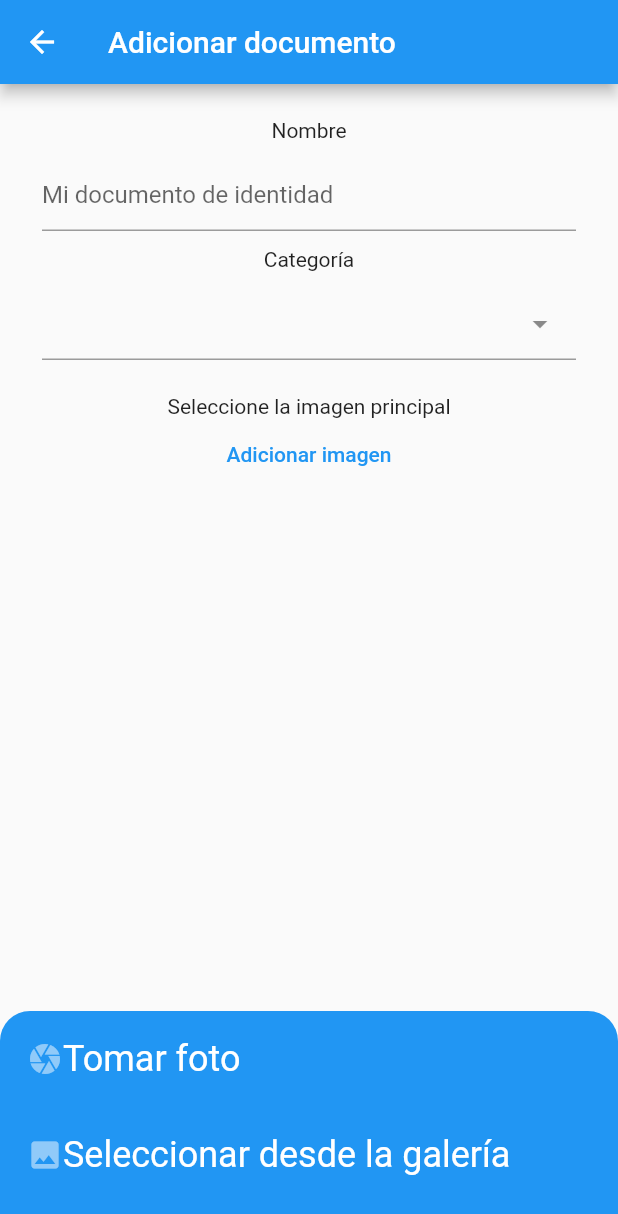
After one commit to curonny/wallet, a Flutter app: the AddDocument screen opened directly, after a tap on "Adicionar imagen", on a phone screen of 412 x 824 dp. The commit adds this screen. Shown: the top 1214 px of the screen. Run offline on Flutter 3.47's test engine with Material 2 defaults, Android fonts, the phone set to English and light mode, and no system bars; drawn by our look-alikes of dropdown_search; our stand-ins replace get, get_storage, hive, image_picker; accounts and stored records are empty.

Commit message:
Models controller y screens

```diff
--- /dev/null
+++ b/lib/controllers/documentControllers.dart
@@ -0,0 +1,52 @@
+import 'package:flutter/material.dart';
+import 'package:get/get.dart';
+import 'package:get/get_state_manager/get_state_manager.dart';
+import 'package:hive/hive.dart';
+import 'package:wallet/models/document.dart';
+
+class DocumentController extends GetxController {
+  RxList<String> listCategories = <String>[
+    "Documento de identidad",
+    "Tarjeta Bancaria",
+    "Reserva hotel",
+    "Reserva avión",
+    "Reserva evento",
+    "Método hospitalario"
+  ].obs;
+
+  RxString category = "".obs;
+  RxList<Document> listDocuments = <Document>[].obs;
+  GlobalKey<FormState> formKey = GlobalKey<FormState>();
+  final txtNombre = TextEditingController();
+  final txtImageFront = TextEditingController();
+  final txtImageBack = TextEditingController();
+  final txtDate = TextEditingController();
+  final txtCategory = TextEditingController();
+
+  RxString imageCardMain = "".obs;
+  RxString imageCardSecondary = "".obs;
+
+  @override
+  Future<void> onInit() async {
+    getItems();
+    super.onInit();
+  }
+
+  addDocument() async {
+    if (formKey.currentState!.validate()) {
+      Document item = Document();
+      var box = await Hive.openBox<Document>("documents");
+      await box.put(DateTime.now().toString(), item);
+      update();
+      getItems();
+      Get.back();
+    }
+  }
+
+  getItems() async {
+    final box = await Hive.openBox<Document>("documents");
+    listDocuments.value = box.values.toList();
+    listDocuments.sort((a, b) => b.date!.compareTo(a.date!));
+    update();
+  }
+}
--- a/lib/main.dart
+++ b/lib/main.dart
@@ -7,10 +7,13 @@ import 'package:hive/hive.dart';
 import 'package:path_provider/path_provider.dart' as pathProvider;
 import 'package:wallet/screens/homeScreen.dart';
 
+import 'models/document.dart';
+
 Future<void> main() async {
   await GetStorage.init();
   Directory directory = await pathProvider.getApplicationDocumentsDirectory();
   Hive.init(directory.path);
+  Hive.registerAdapter(DocumentAdapter());
   runApp(const MyApp());
 }
 
--- /dev/null
+++ b/lib/models/document.dart
@@ -0,0 +1,27 @@
+import 'package:hive/hive.dart';
+// flutter packages pub run build_runner build
+part 'document.g.dart';
+
+// categories = ["document","cards","hotel","plane","event","clinical"]
+
+@HiveType(typeId: 1)
+class Document extends HiveObject {
+  @HiveField(0)
+  String? nombre;
+  @HiveField(1)
+  String? imageFront;
+  @HiveField(2)
+  String? imageBack;
+  @HiveField(3)
+  String? categorie;
+  @HiveField(4)
+  String? date;
+
+  Document({
+    this.nombre,
+    this.imageFront,
+    this.imageBack,
+    this.categorie,
+    this.date,
+  });
+}
--- /dev/null
+++ b/lib/screens/addItem.dart
@@ -0,0 +1,363 @@
+import 'dart:convert';
+import 'dart:io';
+
+import 'package:dropdown_search/dropdown_search.dart';
+import 'package:flutter/material.dart';
+import 'package:get/get.dart';
+import 'package:image_picker/image_picker.dart';
+import 'package:wallet/controllers/documentControllers.dart';
+
+class AddDocument extends StatefulWidget {
+  AddDocument({Key? key}) : super(key: key);
+
+  @override
+  State<AddDocument> createState() => _AddDocumentState();
+}
+
+class _AddDocumentState extends State<AddDocument> {
+  DocumentController get documentController => Get.put(DocumentController());
+  @override
+  Widget build(BuildContext context) {
+    return Scaffold(
+      appBar: AppBar(
+        title: const Text("Adicionar documento"),
+      ),
+      body: formCreateDocument(),
+    );
+  }
+
+  formCreateDocument() {
+    return SingleChildScrollView(
+        child: Form(
+      key: documentController.formKey,
+      child: Padding(
+        padding: const EdgeInsets.all(20.0),
+        child: Column(
+          children: [
+            const Padding(
+              padding: EdgeInsets.all(3.0),
+              child: Text(
+                "Nombre",
+              ),
+            ),
+            Padding(
+              padding: const EdgeInsets.all(8.0),
+              child: TextFormField(
+                onEditingComplete: () => FocusScope.of(context).nextFocus(),
+                controller: documentController.txtNombre,
+                autovalidateMode: AutovalidateMode.onUserInteraction,
+                validator: (value) {
+                  if (value == "") {
+                    return "El nombre del documento no puede ser vacío";
+                  }
+                  return null;
+                },
+                keyboardType: TextInputType.text,
+                cursorColor: Get.theme.colorScheme.primary,
+                decoration: const InputDecoration(
+                  hintText: "Mi documento de identidad",
+                ),
+              ),
+            ),
+            const Padding(
+              padding: EdgeInsets.all(3.0),
+              child: Text(
+                "Categoría",
+              ),
+            ),
+            Padding(
+              padding: const EdgeInsets.all(8.0),
+              child: DropdownSearch<String>(
+                autoValidateMode: AutovalidateMode.onUserInteraction,
+                dropdownDecoratorProps: const DropDownDecoratorProps(
+                  dropdownSearchDecoration: InputDecoration(),
+                ),
+                onChanged: (value) {
+                  if (value != null) {
+                    documentController.category.value = value;
+                    documentController.txtCategory.text = value;
+                  }
+                },
+                selectedItem: documentController.txtCategory.text,
+                items: documentController.listCategories,
+                popupProps: const PopupProps.dialog(
+                  showSearchBox: true,
+                  searchFieldProps: TextFieldProps(
+                    decoration: InputDecoration(
+                      border: OutlineInputBorder(
+                        borderRadius: BorderRadius.all(
+                          Radius.circular(10),
+                        ),
+                      ),
+                    ),
+                  ),
+                ),
+                clearButtonProps: const ClearButtonProps(isVisible: false),
+              ),
+            ),
+            Padding(
+              padding: const EdgeInsets.all(15.0),
+              child: Column(
+                children: [
+                  Text(
+                    "Seleccione la imagen principal".tr,
+                    style: Get.theme.textTheme.bodyText2,
+                  ),
+                  TextButton(
+                    onPressed: () {
+                      Get.bottomSheet(
+                        Container(
+                          height: 150,
+                          decoration: BoxDecoration(
+                            borderRadius: const BorderRadius.only(
+                              topLeft: Radius.circular(20),
+                              topRight: Radius.circular(20),
+                            ),
+                            color: Get.theme.colorScheme.secondary,
+                          ),
+                          child: SingleChildScrollView(
+                            child: Column(
+                              children: [
+                                TextButton(
+                                  child: Padding(
+                                    padding: const EdgeInsets.all(10.0),
+                                    child: Row(
+                                      children: [
+                                        Icon(
+                                          Icons.camera,
+                                          color: Get.theme.backgroundColor,
+                                        ),
+                                        Expanded(
+                                          child: Text(
+                                            "Tomar foto".tr,
+                                            style: Get.theme.textTheme.headline5
+                                                ?.copyWith(color: Colors.white),
+                                          ),
+                                        ),
+                                      ],
+                                    ),
+                                  ),
+                                  onPressed: () {
+                                    _getFromCamera("main");
+                                  },
+                                ),
+                                TextButton(
+                                  child: Padding(
+                                    padding: const EdgeInsets.all(10.0),
+                                    child: Row(
+                                      children: [
+                                        Icon(
+                                          Icons.image,
+                                          color: Get.theme.backgroundColor,
+                                        ),
+                                        Expanded(
+                                          child: Text(
+                                            "Seleccionar desde la galería".tr,
+                                            style: Get.theme.textTheme.headline5
+                                                ?.copyWith(color: Colors.white),
+                                          ),
+                                        ),
+                                      ],
+                                    ),
+                                  ),
+                                  onPressed: () {
+                                    _getFromGallery("main");
+                                  },
+                                ),
+                              ],
+                            ),
+                          ),
+                        ),
+                        barrierColor: Colors.transparent,
+                        isDismissible: true,
+                        shape: const RoundedRectangleBorder(
+                          borderRadius: BorderRadius.only(
+                              topLeft: Radius.circular(20),
+                              topRight: Radius.circular(20)),
+                        ),
+                      );
+                    },
+                    child: Text(
+                      "Adicionar imagen".tr,
+                      style: TextStyle(color: Get.theme.primaryColor),
+                    ),
+                  ),
+                  Obx(
+                    () => Visibility(
+                        visible: documentController.imageCardMain.value != "",
+                        child: Image.file(
+                            File(documentController.imageCardMain.value))),
+                  )
+                ],
+              ),
+            ),
+            Padding(
+              padding: const EdgeInsets.all(8.0),
+              child: Obx(() => Visibility(
+                    visible: documentController.category.value.toString() ==
+                        "Documento de identidad",
+                    child: Padding(
+                      padding: const EdgeInsets.all(8.0),
+                      child: Column(
+                        children: [
+                          Text(
+                            "Seleccione la imagen secundaria".tr,
+                            style: Get.theme.textTheme.bodyText2,
+                          ),
+                          TextButton(
+                            onPressed: () {
+                              Get.bottomSheet(
+                                Container(
+                                  height: 150,
+                                  decoration: BoxDecoration(
+                                    borderRadius: const BorderRadius.only(
+                                      topLeft: Radius.circular(20),
+                                      topRight: Radius.circular(20),
+                                    ),
+                                    color: Get.theme.colorScheme.secondary,
+                                  ),
+                                  child: SingleChildScrollView(
+                                    child: Column(
+                                      children: [
+                                        TextButton(
+                                          child: Padding(
+                                            padding: const EdgeInsets.all(10.0),
+                                            child: Row(
+                                              children: [
+                                                Icon(
+                                                  Icons.camera,
+                                                  color:
+                                                      Get.theme.backgroundColor,
+                                                ),
+                                                Expanded(
+                                                  child: Text(
+                                                    "Tomar foto".tr,
+                                                    style: Get.theme.textTheme
+                                                        .headline5
+                                                        ?.copyWith(
+                                                            color:
+                                                                Colors.white),
+                                                  ),
+                                                ),
+                                              ],
+                                            ),
+                                          ),
+                                          onPressed: () {
+                                            _getFromCamera("back");
+                                          },
+                                        ),
+                                        TextButton(
+                                          child: Padding(
+                                            padding: const EdgeInsets.all(10.0),
+                                            child: Row(
+                                              children: [
+                                                Icon(
+                                                  Icons.image,
+                                                  color:
+                                                      Get.theme.backgroundColor,
+                                                ),
+                                                Expanded(
+                                                  child: Text(
+                                                    "Seleccionar desde la galería"
+                                                        .tr,
+                                                    style: Get.theme.textTheme
+                                                        .headline5
+                                                        ?.copyWith(
+                                                            color:
+                                                                Colors.white),
+                                                  ),
+                                                ),
+                                              ],
+                                            ),
+                                          ),
+                                          onPressed: () {
+                                            _getFromGallery("back");
+                                          },
+                                        ),
+                                      ],
+                                    ),
+                                  ),
+                                ),
+                                barrierColor: Colors.transparent,
+                                isDismissible: true,
+                                shape: const RoundedRectangleBorder(
+                                  borderRadius: BorderRadius.only(
+                                      topLeft: Radius.circular(20),
+                                      topRight: Radius.circular(20)),
+                                ),
+                              );
+                            },
+                            child: Text(
+                              "Adicionar imagen".tr,
+                              style: TextStyle(color: Get.theme.primaryColor),
+                            ),
+                          ),
+                          Obx(
+                            () => Visibility(
+                                visible:
+                                    documentController.imageCardMain.value !=
+                                        "",
+                                child: Image.file(File(
+                                    documentController.imageCardMain.value))),
+                          )
+                        ],
+                      ),
+                    ),
+                  )),
+            )
+          ],
+        ),
+      ),
+    ));
+  }
+
+  _getFromGallery(String type) async {
+    print(type);
+    ImagePicker imagePicker = ImagePicker();
+    final imageFile = await imagePicker.pickImage(
+      source: ImageSource.gallery,
+      maxWidth: 512,
+      maxHeight: 512,
+    );
+    if (type == "main") {
+      if (imageFile != null) {
+        documentController.imageCardMain.value = imageFile.path.toString();
+        documentController.txtImageFront.text = imageFile.path.toString();
+        Get.back();
+      }
+    }
+
+    if (type == "back") {
+      if (imageFile != null) {
+        documentController.imageCardSecondary.value = imageFile.path.toString();
+        documentController.txtImageBack.text = imageFile.path.toString();
+        Get.back();
+      }
+    }
+  }
+
+  _getFromCamera(String type) async {
+    print(type);
+    ImagePicker imagePicker = ImagePicker();
+    final imageFile = await imagePicker.pickImage(
+      source: ImageSource.camera,
+      maxWidth: 512,
+      maxHeight: 512,
+    );
+    if (type == "main") {
+      if (imageFile != null) {
+        documentController.imageCardMain.value = imageFile.path.toString();
+        documentController.txtImageFront.text = imageFile.path.toString();
+        Get.back();
+      }
+    }
+
+    if (type == "back") {
+      if (imageFile != null) {
+        documentController.imageCardSecondary.value = imageFile.path.toString();
+        documentController.txtImageBack.text = imageFile.path.toString();
+        Get.back();
+      }
+    }
+  }
+}
--- a/pubspec.yaml
+++ b/pubspec.yaml
@@ -38,6 +38,7 @@ dependencies:
   path_provider: ^2.0.5
   dropdown_search: ^5.0.2
   intl: ^0.17.0
+  image_picker: ^0.8.5+3
 
 
   # The following adds the Cupertino Icons font to your application.
@@ -47,6 +48,8 @@ dependencies:
 dev_dependencies:
   flutter_test:
     sdk: flutter
+  hive_generator: ^1.1.3
+  build_runner: ^2.2.0
 
   # The "flutter_lints" package below contains a set of recommended lints to
   # encourage good coding practices. The lint set provided by the package is
```
Also changed, not shown: lib/screens/homeScreen.dart (+33 -1 lines), lib/models/document.g.dart (added), pubspec.lock, 2 other files.
